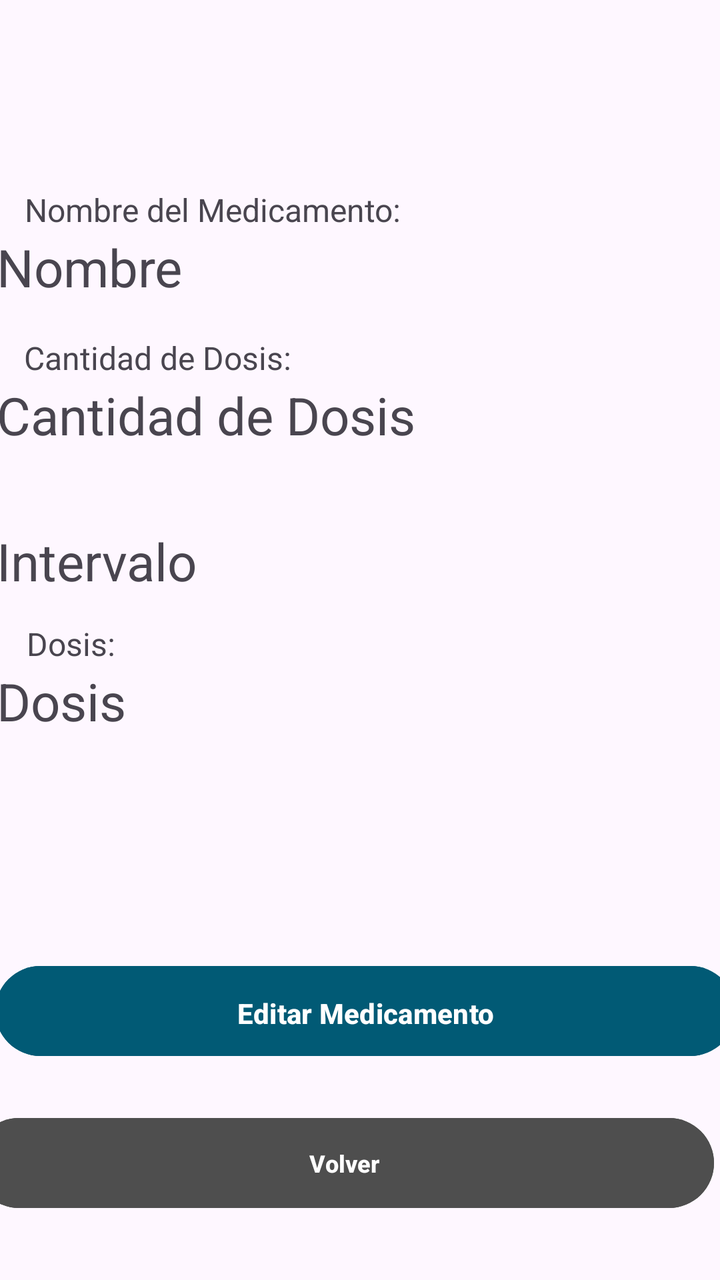
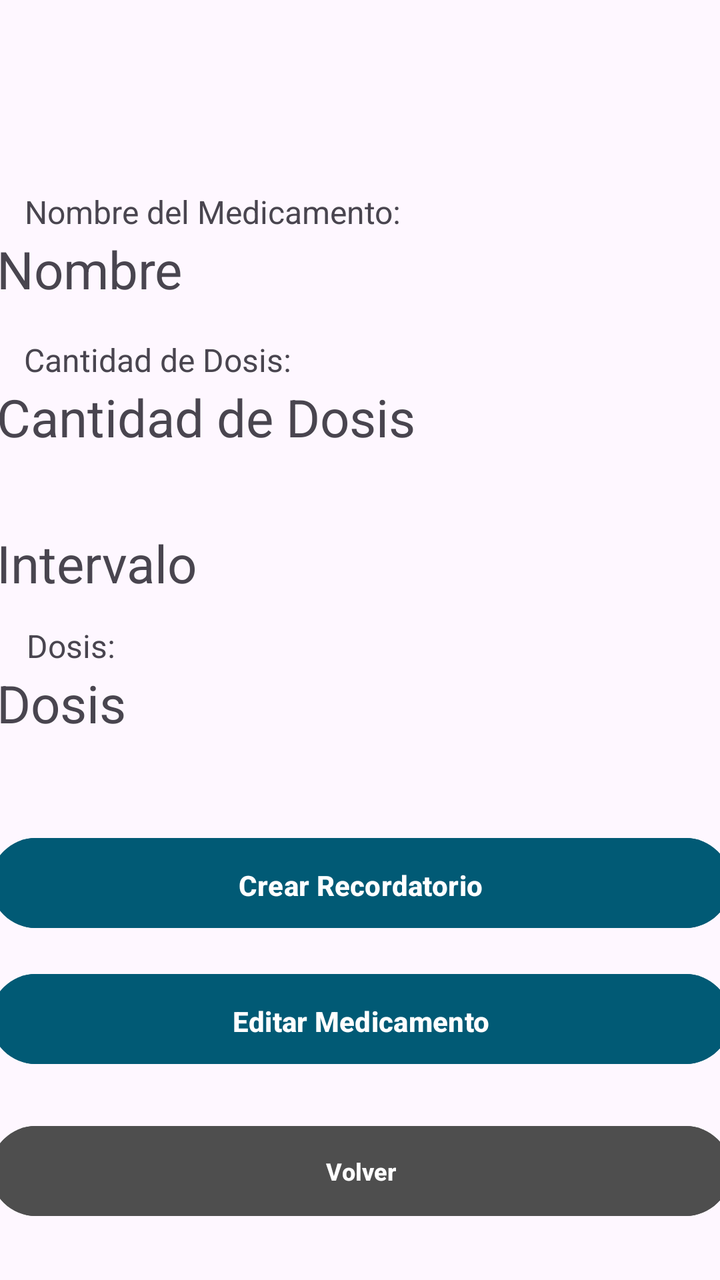

Screens rendered from an Android XML layout before and after an edit, with the pre-edit source and the edit as a unified diff.
<!-- AndroidManifest.xml: application theme Theme.MobilesVC -->
<!-- res/layout/medicamento_view.xml -->
<?xml version="1.0" encoding="utf-8"?>
<androidx.constraintlayout.widget.ConstraintLayout xmlns:android="http://schemas.android.com/apk/res/android"
    xmlns:app="http://schemas.android.com/apk/res-auto"
    xmlns:tools="http://schemas.android.com/tools"
    android:layout_width="match_parent"
    android:layout_height="match_parent">

    <TextView
        android:id="@+id/textView58"
        android:layout_width="100dp"
        android:layout_height="22dp"
        android:text="Dosis:"
        android:textSize="16sp"
        app:layout_constraintBottom_toTopOf="@+id/vDosis"
        app:layout_constraintEnd_toEndOf="parent"
        app:layout_constraintHorizontal_bias="0.051"
        app:layout_constraintStart_toStartOf="parent" />

    <TextView
        android:id="@+id/textView57"
        android:layout_width="200dp"
        android:layout_height="22dp"
        android:layout_marginTop="332dp"
        android:text="Intervalo entre Dosis:"
        android:textSize="16sp"
        app:layout_constraintBottom_toTopOf="@+id/vIntervaloMedicamento"
        app:layout_constraintEnd_toEndOf="parent"
        app:layout_constraintHorizontal_bias="0.075"
        app:layout_constraintStart_toStartOf="parent"
        app:layout_constraintTop_toTopOf="parent"
        app:layout_constraintVertical_bias="1.0" />

    <TextView
        android:id="@+id/textView56"
        android:layout_width="200dp"
        android:layout_height="22dp"
        android:text="Cantidad de Dosis:"
        android:textSize="16sp"
        app:layout_constraintBottom_toTopOf="@+id/vCantidadMedicamento"
        app:layout_constraintEnd_toEndOf="parent"
        app:layout_constraintHorizontal_bias="0.075"
        app:layout_constraintStart_toStartOf="parent" />

    <TextView
        android:id="@+id/textView55"
        android:layout_width="200dp"
        android:layout_height="22dp"
        android:text="Nombre del Medicamento:"
        android:textSize="16sp"
        app:layout_constraintBottom_toTopOf="@+id/vNombreMedicamento"
        app:layout_constraintEnd_toEndOf="parent"
        app:layout_constraintHorizontal_bias="0.077"
        app:layout_constraintStart_toStartOf="parent" />

    <TextView
        android:id="@+id/vDosis"
        android:layout_width="364dp"
        android:layout_height="50dp"
        android:layout_marginBottom="96dp"
        android:text="Dosis"
        android:textSize="26sp"
        app:layout_constraintBottom_toTopOf="@+id/vToMedicamentoEdit"
        app:layout_constraintEnd_toEndOf="parent"
        app:layout_constraintStart_toStartOf="parent" />

    <TextView
        android:id="@+id/vIntervaloMedicamento"
        android:layout_width="364dp"
        android:layout_height="50dp"
        android:layout_marginBottom="20dp"
        android:text="Intervalo"
        android:textSize="26sp"
        app:layout_constraintBottom_toTopOf="@+id/vDosis"
        app:layout_constraintEnd_toEndOf="parent"
        app:layout_constraintStart_toStartOf="parent" />

    <TextView
        android:id="@+id/vCantidadMedicamento"
        android:layout_width="364dp"
        android:layout_height="50dp"
        android:layout_marginBottom="23dp"
        android:text="Cantidad de Dosis"
        android:textSize="26sp"
        app:layout_constraintBottom_toTopOf="@+id/vIntervaloMedicamento"
        app:layout_constraintEnd_toEndOf="parent"
        app:layout_constraintStart_toStartOf="parent" />

    <TextView
        android:id="@+id/vNombreMedicamento"
        android:layout_width="364dp"
        android:layout_height="50dp"
        android:layout_marginBottom="24dp"
        android:text="Nombre"
        android:textSize="26sp"
        app:layout_constraintBottom_toTopOf="@+id/vCantidadMedicamento"
        app:layout_constraintEnd_toEndOf="parent"
        app:layout_constraintStart_toStartOf="parent" />

    <Button
        android:id="@+id/vToMedicamentoEdit"
        android:layout_width="370dp"
        android:layout_height="53dp"
        android:layout_marginBottom="23dp"
        android:backgroundTint="#015A75"
        android:paddingVertical="14dp"
        android:text="Editar Medicamento"
        android:textStyle="bold"
        app:layout_constraintBottom_toTopOf="@+id/vVolverMedicamento"
        app:layout_constraintEnd_toEndOf="parent"
        app:layout_constraintHorizontal_bias="0.292"
        app:layout_constraintStart_toStartOf="parent" />

    <TextView
        android:id="@+id/textView11"
        android:layout_width="170dp"
        android:layout_height="35dp"
        android:layout_marginStart="128dp"
        android:layout_marginTop="71dp"
        android:layout_marginEnd="128dp"
        android:layout_marginBottom="102dp"
        android:fontFamily="sans-serif"
        android:text="Medicamento"
        android:textColor="#000000"
        android:textSize="34sp"
        android:textStyle="bold|italic"
        app:layout_constraintBottom_toTopOf="@+id/vNombreMedicamento"
        app:layout_constraintEnd_toEndOf="parent"
        app:layout_constraintStart_toStartOf="parent"
        app:layout_constraintTop_toTopOf="parent"
        tools:textSize="26sp" />

    <Button
        android:id="@+id/vVolverMedicamento"
        android:layout_width="370dp"
        android:layout_height="53dp"
        android:layout_marginHorizontal="24dp"
        android:layout_marginStart="12dp"
        android:layout_marginEnd="29dp"
        android:layout_marginBottom="32dp"
        android:backgroundTint="#4E4E4E"
        android:paddingVertical="10dp"
        android:text="Volver"
        android:textSize="12sp"
        android:textStyle="bold"
        android:visibility="visible"
        app:layout_constraintBottom_toBottomOf="parent"
        app:layout_constraintEnd_toEndOf="parent"
        app:layout_constraintStart_toStartOf="parent" />

</androidx.constraintlayout.widget.ConstraintLayout>
<!-- resources referenced by this layout -->
<resources>
  <style name="Theme.MobilesVC" parent="Base.Theme.MobilesVC" />
  <style name="Base.Theme.MobilesVC" parent="Theme.Material3.DayNight.NoActionBar">
          
          
      </style>
</resources>

<!-- the commit's change to res/layout/medicamento_view.xml (unified diff, before → after) -->
@@ -4,6 +4,20 @@
     xmlns:tools="http://schemas.android.com/tools"
     android:layout_width="match_parent"
     android:layout_height="match_parent">
+
+    <Button
+        android:id="@+id/vToRecordatorioCrear2"
+        android:layout_width="370dp"
+        android:layout_height="53dp"
+        android:layout_marginBottom="172dp"
+        android:backgroundTint="#015A75"
+        android:paddingVertical="14dp"
+        android:text="Crear Recordatorio"
+        android:textStyle="bold"
+        app:layout_constraintBottom_toBottomOf="parent"
+        app:layout_constraintEnd_toEndOf="parent"
+        app:layout_constraintHorizontal_bias="0.5"
+        app:layout_constraintStart_toStartOf="parent" />
 
     <TextView
         android:id="@+id/textView58"
@@ -56,10 +70,10 @@
         android:id="@+id/vDosis"
         android:layout_width="364dp"
         android:layout_height="50dp"
-        android:layout_marginBottom="96dp"
+        android:layout_marginBottom="31dp"
         android:text="Dosis"
         android:textSize="26sp"
-        app:layout_constraintBottom_toTopOf="@+id/vToMedicamentoEdit"
+        app:layout_constraintBottom_toTopOf="@+id/vToRecordatorioCrear2"
         app:layout_constraintEnd_toEndOf="parent"
         app:layout_constraintStart_toStartOf="parent" />
 
@@ -107,12 +121,12 @@
         android:textStyle="bold"
         app:layout_constraintBottom_toTopOf="@+id/vVolverMedicamento"
         app:layout_constraintEnd_toEndOf="parent"
-        app:layout_constraintHorizontal_bias="0.292"
+        app:layout_constraintHorizontal_bias="0.5"
         app:layout_constraintStart_toStartOf="parent" />
 
     <TextView
         android:id="@+id/textView11"
-        android:layout_width="170dp"
+        android:layout_width="200dp"
         android:layout_height="35dp"
         android:layout_marginStart="128dp"
         android:layout_marginTop="71dp"
@@ -135,8 +149,8 @@
         android:layout_height="53dp"
         android:layout_marginHorizontal="24dp"
         android:layout_marginStart="12dp"
-        android:layout_marginEnd="29dp"
-        android:layout_marginBottom="32dp"
+        android:layout_marginEnd="12dp"
+        android:layout_marginBottom="28dp"
         android:backgroundTint="#4E4E4E"
         android:paddingVertical="10dp"
         android:text="Volver"
@@ -145,6 +159,7 @@
         android:visibility="visible"
         app:layout_constraintBottom_toBottomOf="parent"
         app:layout_constraintEnd_toEndOf="parent"
+        app:layout_constraintHorizontal_bias="0.5"
         app:layout_constraintStart_toStartOf="parent" />
 
 </androidx.constraintlayout.widget.ConstraintLayout>
